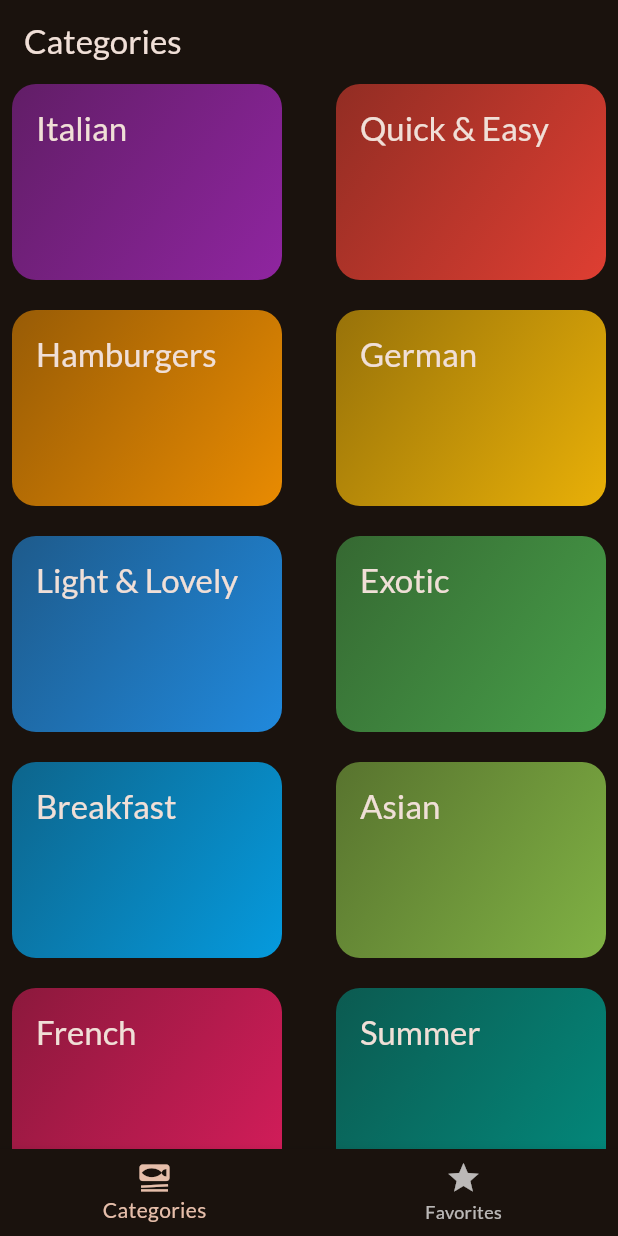
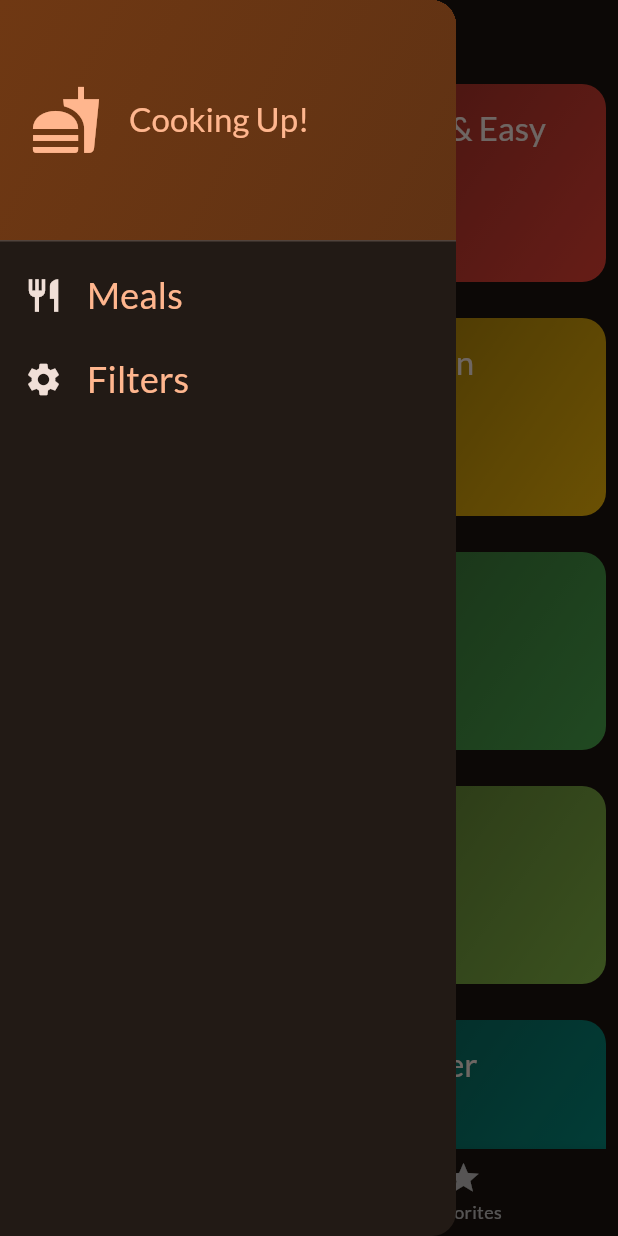
Before and after one commit to algorithm-96/meals_app, a Flutter app: the screen it shows after launch, with the side drawer open (before the commit the screen has no drawer), on a phone screen of 412 x 824 dp. Run offline on Flutter 3.47's test engine with Material 3 defaults, Android fonts, the phone set to English and light mode, and no system bars; our stand-ins replace google_fonts, transparent_image.

Commit message:
add drawer

```diff
--- a/lib/screens/categories.dart
+++ b/lib/screens/categories.dart
@@ -32,8 +32,8 @@ class CategoriesScreen extends StatelessWidget {
       gridDelegate: const SliverGridDelegateWithFixedCrossAxisCount(
         crossAxisCount: 2,
         childAspectRatio: 3 / 2,
-        crossAxisSpacing: 20,
-        mainAxisSpacing: 20,
+        crossAxisSpacing: 16,
+        mainAxisSpacing: 24,
       ),
       children: [
         for (final category in availableCategories)
--- a/lib/screens/tabs.dart
+++ b/lib/screens/tabs.dart
@@ -1,7 +1,9 @@
 import 'package:flutter/material.dart';
 import 'package:meals_app/models/meal.dart';
 import 'package:meals_app/screens/categories.dart';
+import 'package:meals_app/screens/filters.dart';
 import 'package:meals_app/screens/meals.dart';
+import 'package:meals_app/widgets/main_drawer.dart';
 
 class TabsScreen extends StatefulWidget {
   const TabsScreen({super.key});
@@ -45,6 +47,14 @@ class _TabsScreenState extends State<TabsScreen> {
     });
   }
 
+  void _setScreen(String identifier) {
+    Navigator.of(context).pop();
+    if (identifier == 'filters') {
+      Navigator.of(context)
+          .push(MaterialPageRoute(builder: (ctx) => const FiltersScreen()));
+    }
+  }
+
   @override
   Widget build(BuildContext context) {
     Widget activePage = CategoriesScreen(
@@ -63,6 +73,9 @@ class _TabsScreenState extends State<TabsScreen> {
         appBar: AppBar(
           title: Text(activePageTitle),
         ),
+        drawer: MainDrawer(
+          onSelectScreen: _setScreen,
+        ),
         body: activePage,
         bottomNavigationBar: BottomNavigationBar(
           onTap: _selectPage,
--- /dev/null
+++ b/lib/widgets/main_drawer.dart
@@ -0,0 +1,78 @@
+import 'package:flutter/material.dart';
+
+class MainDrawer extends StatelessWidget {
+  const MainDrawer({super.key, required this.onSelectScreen});
+
+  final void Function(String identifier) onSelectScreen;
+
+  @override
+  Widget build(BuildContext context) {
+    return Drawer(
+      child: Column(
+        children: [
+          DrawerHeader(
+            padding: const EdgeInsets.all(20),
+            decoration: BoxDecoration(
+              gradient: LinearGradient(
+                colors: [
+                  Theme.of(context).colorScheme.primaryContainer,
+                  Theme.of(context)
+                      .colorScheme
+                      .primaryContainer
+                      .withOpacity(0.8),
+                ],
+                begin: Alignment.topLeft,
+                end: Alignment.bottomRight,
+              ),
+            ),
+            child: Row(
+              children: [
+                Icon(
+                  Icons.fastfood,
+                  size: 48,
+                  color: Theme.of(context).colorScheme.primary,
+                ),
+                const SizedBox(
+                  width: 18,
+                ),
+                Text(
+                  'Cooking Up!',
+                  style: Theme.of(context)
+                      .textTheme
+                      .titleLarge!
+                      .copyWith(color: Theme.of(context).colorScheme.primary),
+                )
+              ],
+            ),
+          ),
+          ListTile(
+            leading: Icon(Icons.restaurant, size: 26, color: Theme.of(context).colorScheme.onBackground),
+            title: Text(
+              'Meals',
+              style: Theme.of(context).textTheme.titleSmall!.copyWith(
+                    color: Theme.of(context).colorScheme.primary, fontSize: 24,
+                  ),
+            ),
+            onTap: (){
+              onSelectScreen('meals');
+            }
+          ),
+          ListTile(
+            leading: Icon(Icons.settings, size: 26, color: Theme.of(context).colorScheme.onBackground),
+            title: Text(
+              'Filters',
+              style: Theme.of(context).textTheme.titleSmall!.copyWith(
+                    color: Theme.of(context).colorScheme.primary, fontSize: 24,
+                  ),
+            ),
+            onTap: (){
+              onSelectScreen('filters');
+            }
+          ),
+
+
+        ],
+      ),
+    );
+  }
+}
```
Also changed, not shown: lib/screens/filters.dart (added, +65 -0 lines), lib/widgets/switch_list_filters.dart (added, +34 -0 lines).
